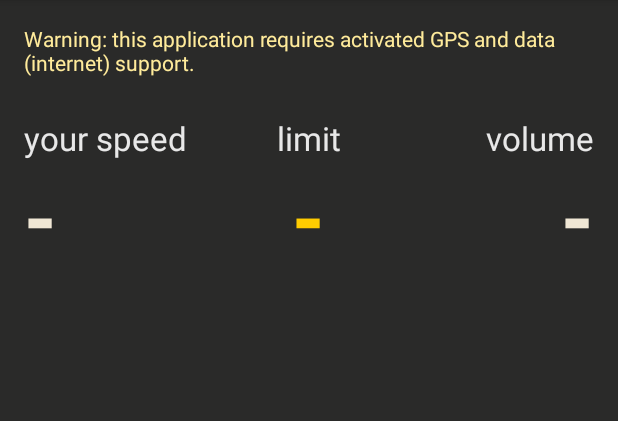
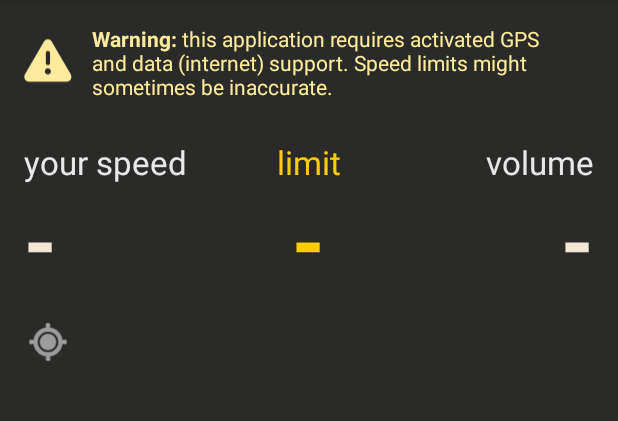
Before and after one commit to glae/if_exceed_speed_limits_then_lower_music, an Android app: the screen it shows after launch (MainActivity), on a phone screen of 412 x 824 dp, the part 84-505 px from its top. Run offline under Robolectric (Android 15) with nearby library versions, the phone set to English and light mode, and no system bars.

Commit message:
icon + text color change

```diff
--- a/app/src/main/res/layout/fragment_main.xml
+++ b/app/src/main/res/layout/fragment_main.xml
@@ -14,7 +14,7 @@
         android:layout_alignParentEnd="true"
         android:textColor="@color/warningTextColor"
         android:layout_alignParentTop="true"
-        android:layout_alignParentStart="true" />
+        android:layout_toEndOf="@+id/warningImageView" />
 
     <TextView
         android:layout_width="wrap_content"
@@ -48,7 +48,7 @@
         android:id="@+id/speedLimitText"
         android:layout_alignTop="@+id/vehiculeText"
         android:layout_centerHorizontal="true"
-        android:textColor="@color/labelColor" />
+        android:textColor="@color/limitColor" />
 
     <TextView
         android:layout_width="wrap_content"
@@ -91,8 +91,35 @@
         android:layout_height="wrap_content"
         android:textAppearance="?android:attr/textAppearanceMedium"
         android:id="@+id/detailView"
-        android:layout_below="@+id/speed"
+        android:textColor="@color/labelColor"
+        android:layout_below="@+id/limit"
+        android:layout_marginTop="22dp"
+        android:layout_alignEnd="@+id/musicText"
+        android:layout_toEndOf="@+id/locationView"
+        android:elegantTextHeight="false"
+        android:textAlignment="center" />
+
+    <ImageView
+        android:layout_width="wrap_content"
+        android:layout_height="wrap_content"
+        android:id="@+id/warningImageView"
+        android:src="@android:drawable/ic_dialog_alert"
+        android:scaleType="fitCenter"
+        android:layout_marginRight="13dp"
+        android:contentDescription="warningIcon"
+        android:layout_above="@+id/vehiculeText"
+        android:layout_alignParentTop="true"
+        android:tint="@color/warningTextColor" />
+
+    <ImageView
+        android:layout_width="wrap_content"
+        android:layout_height="wrap_content"
+        android:id="@+id/locationView"
+        android:tint="@color/labelColor"
+        android:src="@android:drawable/ic_menu_mylocation"
         android:layout_alignParentStart="true"
-        android:layout_toStartOf="@+id/volume" />
+        android:layout_marginRight="13dp"
+        android:layout_alignBottom="@+id/detailView"
+        android:scaleType="fitCenter" />
 
 </RelativeLayout>
--- a/app/src/main/res/values/strings.xml
+++ b/app/src/main/res/values/strings.xml
@@ -1,5 +1,5 @@
 <resources>
     <string name="app_name">Speed Limits Music</string>
     <string name="action_settings">Settings</string>
-    <string name="warning">Warning: this application requires activated GPS and data (internet) support.</string>
+    <string name="warning"><b>Warning:</b> this application requires activated GPS and data (internet) support. Speed limits might sometimes be inaccurate.</string>
 </resources>
```
